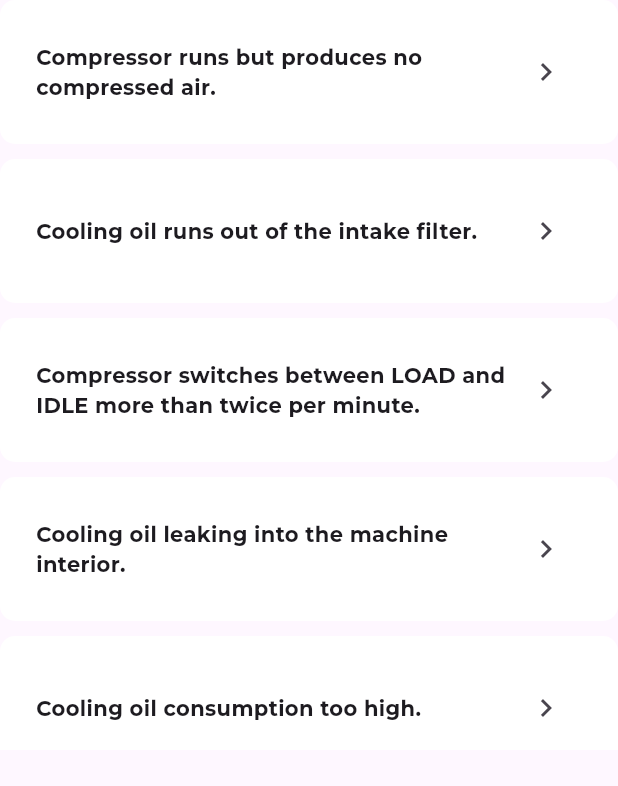
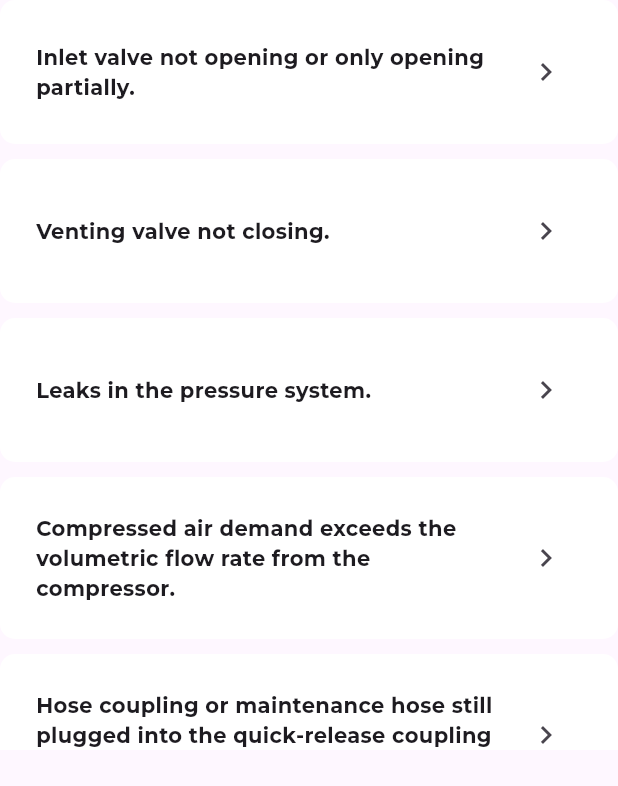
Before and after one commit to zeeshanhaider5121472/haiderWebApp, a Flutter app: the GenericAnswers widget shown alone on an empty page, opened directly with empty values, on a phone screen of 412 x 824 dp. Shown: the top 786 px of the screen. Run offline on Flutter 3.47's test engine with Material 3 defaults, Android fonts, the phone set to English and light mode, and no system bars; our stand-ins replace stacked; project files that could hold a hidden picture were left out.

Commit message:
dynamic data with model

```diff
--- /dev/null
+++ b/lib/assets/model and data/question_screen_data.dart
@@ -0,0 +1,168 @@
+final questionsJson = {
+  "Records": [
+    {
+      "Questions": [
+        {
+          "id": 0,
+          "title": "Compressor runs but produces no compressed air.",
+          "options": [
+            {
+              "id": 0,
+              "title": "Inlet valve not opening or only opening partially."
+            },
+            {"id": 1, "title": "Venting valve not closing."},
+            {"id": 2, "title": "Leaks in the pressure system."},
+            {
+              "id": 3,
+              "title":
+                  "Compressed air demand exceeds the volumetric flow rate from the compressor."
+            },
+            {
+              "id": 4,
+              "title":
+                  "Hose coupling or maintenance hose still plugged into the quick-release coupling on the oil separator tank."
+            },
+          ]
+        },
+        {
+          "id": 1,
+          "title": "Cooling oil runs out of the intake filter.",
+          "options": [
+            {
+              "id": 0,
+              "title": "Oil level in the oil separator tank is too high."
+            },
+            {"id": 1, "title": "Inlet valve defective."}
+          ]
+        },
+        {
+          "id": 2,
+          "title":
+              "Compressor switches between LOAD and IDLE more than twice per minute.",
+          "options": [
+            {"id": 0, "title": "Receiver is too small."},
+            {
+              "id": 1,
+              "title": "Airflow into the compressed air network is restricted."
+            },
+            {
+              "id": 2,
+              "title":
+                  "The differential between cut-in and cut-out pressure  is too small."
+            },
+          ]
+        },
+        {
+          "id": 3,
+          "title": "Cooling oil leaking into the machine interior.",
+          "options": [
+            {
+              "id": 0,
+              "title":
+                  "Hose coupling or maintenance hose still plugged into the quick-release coupling on the oil separator tank."
+            },
+            {"id": 0, "title": "Leaking pipe joints."},
+            {"id": 0, "title": "Oil cooler leaking."},
+            {"id": 0, "title": "Leaking pipe joints"},
+          ]
+        },
+        {
+          "id": 4,
+          "title": "Cooling oil consumption too high.",
+          "options": [
+            {"id": 0, "title": "Unsuitable oil is being used"},
+            {"id": 0, "title": "Oil separator cartridge split"},
+            {"id": 0, "title": "Oil level in the oil separator tank too high"},
+            {"id": 0, "title": "Oil return line is clogged."},
+          ]
+        },
+      ],
+    },
+    {
+      "Questions": [
+        {
+          "id": 2,
+          "title":
+              "Compressor switches between LOAD and IDLE more than twice per minute.",
+          "options": [
+            {"id": 0, "title": "123"}
+          ]
+        },
+        {
+          "id": 3,
+          "title": "Cooling oil leaking into the machine interior.",
+          "options": [
+            {"id": 0, "title": "123"}
+          ]
+        }
+      ],
+    }
+  ]
+};
+
+
+// List<List<Map<String, dynamic>>> questionsJson = [
+//   [
+//     {
+//       'id': 0,
+//       'title': "Compressor runs but produces no compressed air.",
+//       'options': [
+//         {
+//           'id': 0,
+//           'title': "123",
+//         },
+//       ],
+//     },
+//     {
+//       'id': 1,
+//       'title': "Cooling oil runs out of the intake filter.",
+//       'options': [
+//         {
+//           'id': 1,
+//           'title': "123",
+//         },
+//       ],
+//     },
+//     {
+//       'id': 2,
+//       'title':
+//           "Compressor switches between LOAD and IDLE more than twice per minute.",
+//       'options': [
+//         {
+//           'id': 2,
+//           'title': "123",
+//         },
+//       ],
+//     },
+//     {
+//       'id': 3,
+//       'title': "Cooling oil leaking into the machine interior.",
+//       'options': [
+//         {
+//           'id': 3,
+//           'title': "123",
+//         },
+//       ],
+//     },
+//     {
+//       'id': 4,
+//       'title': "Cooling oil consumption too high.",
+//       'options': [
+//         {
+//           'id': 4,
+//           'title': "123",
+//         },
+//       ],
+//     },
+//   ],
+//   [
+//     {
+//       'id': 0,
+//       'title': "efg",
+//     },
+//     {
+//       'id': 1,
+//       'title': "jkl",
+//     },
+//   ],
+// ];
--- /dev/null
+++ b/lib/assets/model and data/question_screen_model.dart
@@ -0,0 +1,103 @@
+class QuestionsModel {
+    QuestionsModel({
+        required this.records,
+    });
+
+    final List<Record> records;
+
+    factory QuestionsModel.fromJson(Map<String, dynamic> json){
+        return QuestionsModel(
+            records: json["Records"] == null ? [] : List<Record>.from(json["Records"]!.map((x) => Record.fromJson(x))),
+        );
+    }
+
+    Map<String, dynamic> toJson() => {
+        "Records": records.map((x) => x.toJson()).toList(),
+    };
+
+    @override
+    String toString(){
+        return "$records, ";
+    }
+}
+
+class Record {
+    Record({
+        required this.questions,
+    });
+
+    final List<Question> questions;
+
+    factory Record.fromJson(Map<String, dynamic> json){
+        return Record(
+            questions: json["Questions"] == null ? [] : List<Question>.from(json["Questions"]!.map((x) => Question.fromJson(x))),
+        );
+    }
+
+    Map<String, dynamic> toJson() => {
+        "Questions": questions.map((x) => x.toJson()).toList(),
+    };
+
+    @override
+    String toString(){
+        return "$questions, ";
+    }
+}
+
+class Question {
+    Question({
+        required this.id,
+        required this.title,
+        required this.options,
+    });
+
+    final int? id;
+    final String? title;
+    final List<Option> options;
+
+    factory Question.fromJson(Map<String, dynamic> json){
+        return Question(
+            id: json["id"],
+            title: json["title"],
+            options: json["options"] == null ? [] : List<Option>.from(json["options"]!.map((x) => Option.fromJson(x))),
+        );
+    }
+
+    Map<String, dynamic> toJson() => {
+        "id": id,
+        "title": title,
+        "options": options.map((x) => x.toJson()).toList(),
+    };
+
+    @override
+    String toString(){
+        return "$id, $title, $options, ";
+    }
+}
+
+class Option {
+    Option({
+        required this.id,
+        required this.title,
+    });
+
+    final int? id;
+    final String? title;
+
+    factory Option.fromJson(Map<String, dynamic> json){
+        return Option(
+            id: json["id"],
+            title: json["title"],
+        );
+    }
+
+    Map<String, dynamic> toJson() => {
+        "id": id,
+        "title": title,
+    };
+
+    @override
+    String toString(){
+        return "$id, $title, ";
+    }
+}
--- a/lib/home_screen/home_screen_vu.dart
+++ b/lib/home_screen/home_screen_vu.dart
@@ -83,7 +83,7 @@ class MainImgClickablewidget extends StatelessWidget {
                         onTap: () {
                           Navigator.push(context,
                               MaterialPageRoute(builder: (context) {
-                            return const QuestionScreenVU();
+                            return const QuestionScreenVU(index1: 0,);
                           }));
                         },
                         child: const Image(
--- a/lib/problem_screen/main.dart
+++ b/lib/problem_screen/main.dart
@@ -23,7 +23,7 @@ class MyApp extends StatelessWidget {
             seedColor: Colors.deepPurple),
         //   // useMaterial3: true,
       ),
-      home: const ProblemScreenVU(),
+      home: const ProblemScreenVU(index1:0,index2:0),
     );
   }
 }
--- a/lib/problem_screen/problem_screen_vm.dart
+++ b/lib/problem_screen/problem_screen_vm.dart
@@ -1,13 +1,11 @@
-// ignore_for_file: file_names
-
 import 'package:stacked/stacked.dart';
+import '../assets/model and data/question_screen_data.dart';
+import '../assets/model and data/question_screen_model.dart';
 
 class ProblemScreenVM extends BaseViewModel {
-  final testList = [
-    "Compressor runs but produces no compressed air.",
-    "Cooling oil runs out of the intake filter.",
-    "Compressor switches between LOAD and IDLE more than twice per minute.",
-    "Cooling oil leaking into the machine interior.",
-    "Cooling oil consumption too high.",
-  ];
+  // Assuming you have parsed the JSON into a `QuestionsModel` instance
+  QuestionsModel questionsModel = QuestionsModel.fromJson(questionsJson);
+
+// Access the first record
+  List<Record> get record => questionsModel.records;
 }
--- a/lib/problem_screen/problem_screen_vu.dart
+++ b/lib/problem_screen/problem_screen_vu.dart
@@ -1,13 +1,13 @@
-// ignore_for_file: file_names
-
 import 'package:flutter/material.dart';
-import 'package:flutter/widgets.dart';
 import 'package:stacked/stacked.dart';
 import '../solution_screen/solution_screen_vu.dart';
 import 'problem_screen_vm.dart';
 
 class ProblemScreenVU extends StackedView<ProblemScreenVM> {
-  const ProblemScreenVU({super.key});
+  final int index1;
+  final int index2;
+  const ProblemScreenVU(
+      {super.key, required this.index1, required this.index2});
 
   @override
   Widget builder(
@@ -31,7 +31,10 @@ class ProblemScreenVU extends StackedView<ProblemScreenVM> {
                   children: [
                     const SizedBox(height: 20),
                     GenericAnswers(
-                        viewModel: viewModel, screenSize: screenSize),
+                        viewModel: viewModel,
+                        screenSize: screenSize,
+                        index1: index1,
+                        index2: index2),
                     const SizedBox(
                       height: 40,
                     )
@@ -52,8 +55,14 @@ class ProblemScreenVU extends StackedView<ProblemScreenVM> {
 class GenericAnswers extends StatelessWidget {
   final ProblemScreenVM viewModel;
   final Size screenSize;
+  final int index1;
+  final int index2;
   const GenericAnswers(
-      {super.key, required this.viewModel, required this.screenSize});
+      {super.key,
+      required this.viewModel,
+      required this.screenSize,
+      required this.index1,
+      required this.index2});
 
   @override
   Widget build(BuildContext context) {
@@ -61,8 +70,8 @@ class GenericAnswers extends StatelessWidget {
       constraints: const BoxConstraints(maxWidth: 450, maxHeight: 500),
       child: ListView.builder(
         // physics: const NeverScrollableScrollPhysics(),
-        itemCount: viewModel.testList.length,
-        itemBuilder: (context, index) {
+        itemCount: viewModel.record[index1].questions[index2].options.length,
+        itemBuilder: (context, index3) {
           return Container(
               margin: const EdgeInsets.only(bottom: 10),
               padding: const EdgeInsets.all(24),
@@ -81,7 +90,9 @@ class GenericAnswers extends StatelessWidget {
                         textAlign: TextAlign.start,
                         maxLines: 4,
                         overflow: TextOverflow.ellipsis,
-                        viewModel.testList[index],
+                        viewModel.record[index1].questions[index2]
+                                .options[index3].title ??
+                            " ",
                         style: const TextStyle(fontWeight: FontWeight.bold),
                       ),
                     ),
--- a/lib/question_screen/main.dart
+++ b/lib/question_screen/main.dart
@@ -6,6 +6,7 @@ void main() {
 }
 
 class MyApp extends StatelessWidget {
+  final int index = 0;
   const MyApp({super.key});
 
   @override
@@ -21,7 +22,7 @@ class MyApp extends StatelessWidget {
             seedColor: Colors.deepPurple),
         //   // useMaterial3: true,
       ),
-      home: const QuestionScreenVU(),
+      home: QuestionScreenVU(index1: index),
     );
   }
 }
--- a/lib/question_screen/question_screen_vm.dart
+++ b/lib/question_screen/question_screen_vm.dart
@@ -1,12 +1,15 @@
-
 import 'package:stacked/stacked.dart';
 
+import '../assets/model and data/question_screen_data.dart';
+import '../assets/model and data/question_screen_model.dart';
+
 class QuestionScreenVM extends BaseViewModel {
-  final testList = [
-    "Compressor runs but produces no compressed air.",
-    "Cooling oil runs out of the intake filter.",
-    "Compressor switches between LOAD and IDLE more than twice per minute.",
-    "Cooling oil leaking into the machine interior.",
-    "Cooling oil consumption too high.",
-  ];
+
+  // Assuming you have parsed the JSON into a `QuestionsModel` instance
+QuestionsModel questionsModel = QuestionsModel.fromJson(questionsJson);
+
+// Access the first record
+  List<Record> get record => questionsModel.records;
+
+
 }
--- a/lib/question_screen/question_screen_vu.dart
+++ b/lib/question_screen/question_screen_vu.dart
@@ -1,11 +1,11 @@
 import 'package:flutter/material.dart';
-import 'package:flutter/widgets.dart';
 import 'package:stacked/stacked.dart';
 import 'package:troubleshooter/problem_screen/problem_screen_vu.dart';
 import 'package:troubleshooter/question_screen/question_screen_vm.dart';
 
 class QuestionScreenVU extends StackedView<QuestionScreenVM> {
-  const QuestionScreenVU({super.key});
+  final int index1;
+  const QuestionScreenVU({required this.index1, super.key});
 
   @override
   Widget builder(
@@ -30,7 +30,9 @@ class QuestionScreenVU extends StackedView<QuestionScreenVM> {
                     const ImageContainer(),
                     const SizedBox(height: 20),
                     GenericAnswers(
-                        viewModel: viewModel, screenSize: screenSize),
+                        viewModel: viewModel,
+                        screenSize: screenSize,
+                        index1: index1),
                     const SizedBox(height: 40),
                   ],
                 ),
@@ -49,17 +51,22 @@ class QuestionScreenVU extends StackedView<QuestionScreenVM> {
 class GenericAnswers extends StatelessWidget {
   final QuestionScreenVM viewModel;
   final Size screenSize;
+  final int index1;
   const GenericAnswers(
-      {super.key, required this.viewModel, required this.screenSize});
+      {super.key,
+      required this.viewModel,
+      required this.screenSize,
+      required this.index1});
 
   @override
   Widget build(BuildContext context) {
+    // debugPrint(viewModel.record.first.questions.first.title);
     return ConstrainedBox(
       constraints: const BoxConstraints(maxWidth: 450, maxHeight: 500),
       child: ListView.builder(
         // physics: ClampingScrollPhysics(),
-        itemCount: viewModel.testList.length,
-        itemBuilder: (context, index) {
+        itemCount: viewModel.record[0].questions.length,
+        itemBuilder: (context, index2) {
           return Container(
               margin: const EdgeInsets.only(bottom: 10),
               padding: const EdgeInsets.all(24),
@@ -79,7 +86,9 @@ class GenericAnswers extends StatelessWidget {
                         textAlign: TextAlign.start,
                         maxLines: 4,
                         overflow: TextOverflow.ellipsis,
-                        viewModel.testList[index],
+                        // viewModel.questions[ind][index].title,
+                        viewModel.record[index1].questions[index2].title ?? " ",
+                        // viewModel.testList[index],
                         style: const TextStyle(fontWeight: FontWeight.bold),
                       ),
                     ),
@@ -89,7 +98,8 @@ class GenericAnswers extends StatelessWidget {
                         Navigator.push(
                             context,
                             MaterialPageRoute(
-                                builder: (context) => const ProblemScreenVU()));
+                                builder: (context) => ProblemScreenVU(
+                                    index1: index1, index2: index2)));
                       },
                       icon: const Icon(Icons.keyboard_arrow_right_outlined))
                 ],
```
Also changed, not shown: lib/solution_screen/solution_screen_model.dart (added, +15 -0 lines), lib/solution_screen/solution_screen_vm.dart (+20 -0 lines).
